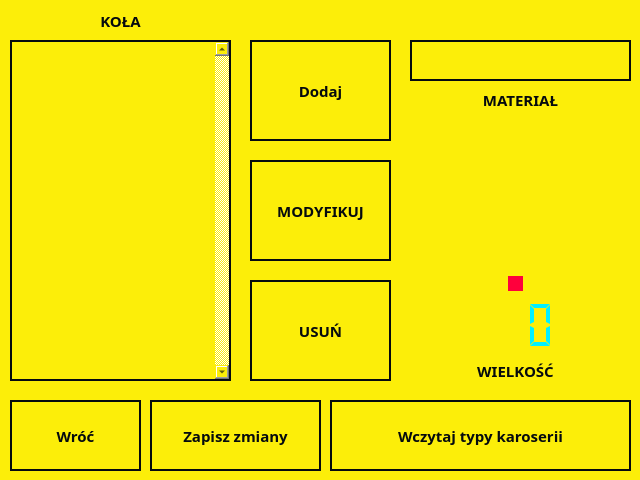
Above: mainwindow.ui from MystryDawid/Cars before the change. Below: the same form after it.
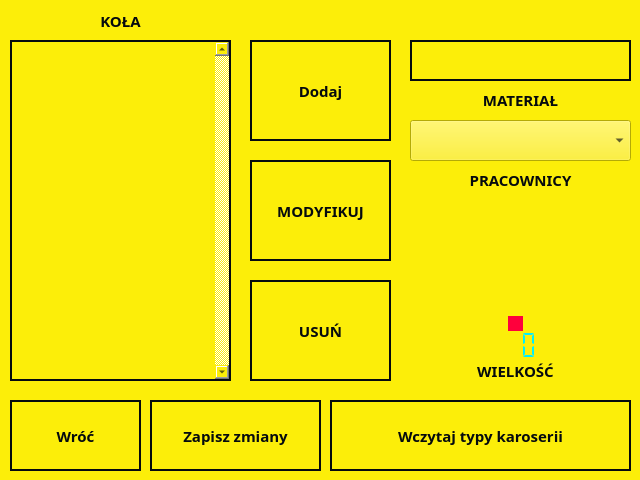
That is the form after the change. The open tabs and pages were chosen to show the change.

Commit message: Kola, dodano pracownika jak z karoseria

Diff of the .ui file:
```diff
--- a/mainwindow.ui
+++ b/mainwindow.ui
@@ -1178,9 +1178,9 @@
       <property name="geometry">
        <rect>
         <x>440</x>
-        <y>300</y>
+        <y>330</y>
         <width>151</width>
-        <height>51</height>
+        <height>31</height>
        </rect>
       </property>
       <property name="frameShape">
@@ -1212,9 +1212,9 @@
       <property name="geometry">
        <rect>
         <x>440</x>
-        <y>360</y>
+        <y>361</y>
         <width>151</width>
-        <height>21</height>
+        <height>20</height>
        </rect>
       </property>
       <property name="text">
@@ -1228,9 +1228,9 @@
       <property name="geometry">
        <rect>
         <x>440</x>
-        <y>130</y>
+        <y>210</y>
         <width>151</width>
-        <height>161</height>
+        <height>121</height>
        </rect>
       </property>
       <property name="orientation">
@@ -1266,6 +1266,32 @@
        <set>Qt::AlignCenter</set>
       </property>
      </widget>
+     <widget class="QComboBox" name="kolaPracownicy">
+      <property name="geometry">
+       <rect>
+        <x>410</x>
+        <y>120</y>
+        <width>221</width>
+        <height>41</height>
+       </rect>
+      </property>
+     </widget>
+     <widget class="QLabel" name="label_16">
+      <property name="geometry">
+       <rect>
+        <x>410</x>
+        <y>160</y>
+        <width>221</width>
+        <height>40</height>
+       </rect>
+      </property>
+      <property name="text">
+       <string>PRACOWNICY</string>
+      </property>
+      <property name="alignment">
+       <set>Qt::AlignCenter</set>
+      </property>
+     </widget>
      <zorder>wroc_7</zorder>
      <zorder>zapisz_kola</zorder>
      <zorder>wczytajKola</zorder>
@@ -1279,6 +1305,8 @@
      <zorder>wielkoscKola</zorder>
      <zorder>label_15</zorder>
      <zorder>KoloMaterial</zorder>
+     <zorder>label_16</zorder>
+     <zorder>kolaPracownicy</zorder>
     </widget>
     <widget class="QWidget" name="silnik">
      <widget class="QPushButton" name="wroc_8">
```
The commit also changes 3 other files.
